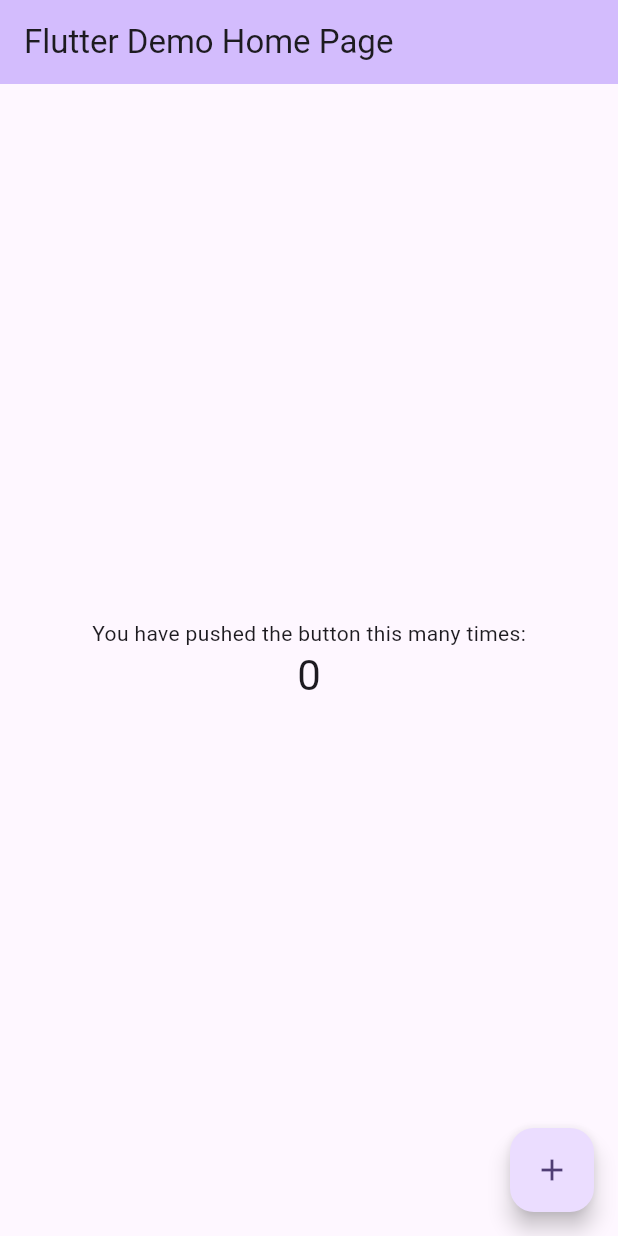
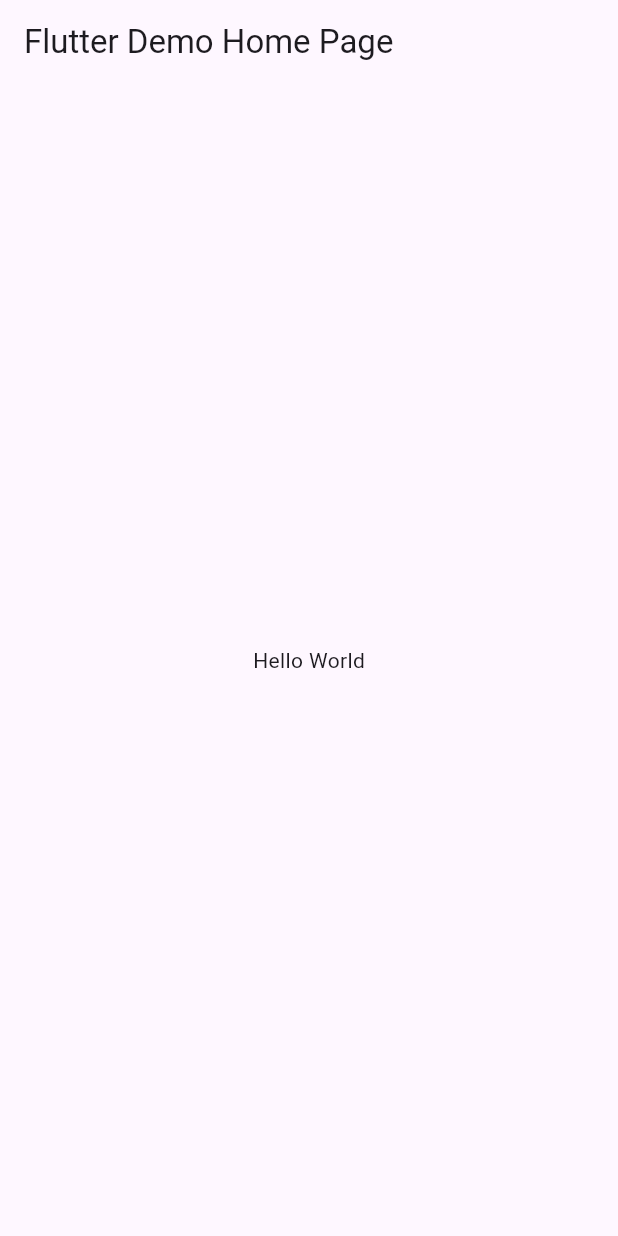
Before and after one commit to sujeet7838/bloc_flutter, a Flutter app: the screen it shows after launch, on a phone screen of 412 x 824 dp. Run offline on Flutter 3.47's test engine with Material 3 defaults, Android fonts, the phone set to English and light mode, and no system bars.

Commit message:
modify code

```diff
--- a/lib/main.dart
+++ b/lib/main.dart
@@ -36,90 +36,20 @@ class MyApp extends StatelessWidget {
   }
 }
 
-class MyHomePage extends StatefulWidget {
+class MyHomePage extends StatelessWidget {
   const MyHomePage({super.key, required this.title});
-
-  // This widget is the home page of your application. It is stateful, meaning
-  // that it has a State object (defined below) that contains fields that affect
-  // how it looks.
-
-  // This class is the configuration for the state. It holds the values (in this
-  // case the title) provided by the parent (in this case the App widget) and
-  // used by the build method of the State. Fields in a Widget subclass are
-  // always marked "final".
 
   final String title;
 
   @override
-  State<MyHomePage> createState() => _MyHomePageState();
-}
-
-class _MyHomePageState extends State<MyHomePage> {
-  int _counter = 0;
-
-  void _incrementCounter() {
-    setState(() {
-      // This call to setState tells the Flutter framework that something has
-      // changed in this State, which causes it to rerun the build method below
-      // so that the display can reflect the updated values. If we changed
-      // _counter without calling setState(), then the build method would not be
-      // called again, and so nothing would appear to happen.
-      _counter++;
-    });
-  }
-
-  @override
   Widget build(BuildContext context) {
-    // This method is rerun every time setState is called, for instance as done
-    // by the _incrementCounter method above.
-    //
-    // The Flutter framework has been optimized to make rerunning build methods
-    // fast, so that you can just rebuild anything that needs updating rather
-    // than having to individually change instances of widgets.
     return Scaffold(
       appBar: AppBar(
-        // TRY THIS: Try changing the color here to a specific color (to
-        // Colors.amber, perhaps?) and trigger a hot reload to see the AppBar
-        // change color while the other colors stay the same.
-        backgroundColor: Theme.of(context).colorScheme.inversePrimary,
-        // Here we take the value from the MyHomePage object that was created by
-        // the App.build method, and use it to set our appbar title.
-        title: Text(widget.title),
+        title: Text(title),
       ),
-      body: Center(
-        // Center is a layout widget. It takes a single child and positions it
-        // in the middle of the parent.
-        child: Column(
-          // Column is also a layout widget. It takes a list of children and
-          // arranges them vertically. By default, it sizes itself to fit its
-          // children horizontally, and tries to be as tall as its parent.
-          //
-          // Column has various properties to control how it sizes itself and
-          // how it positions its children. Here we use mainAxisAlignment to
-          // center the children vertically; the main axis here is the vertical
-          // axis because Columns are vertical (the cross axis would be
-          // horizontal).
-          //
-          // TRY THIS: Invoke "debug painting" (choose the "Toggle Debug Paint"
-          // action in the IDE, or press "p" in the console), to see the
-          // wireframe for each widget.
-          mainAxisAlignment: MainAxisAlignment.center,
-          children: <Widget>[
-            const Text(
-              'You have pushed the button this many times:',
-            ),
-            Text(
-              '$_counter',
-              style: Theme.of(context).textTheme.headlineMedium,
-            ),
-          ],
-        ),
+      body: const Center(
+        child: Text('Hello World'),
       ),
-      floatingActionButton: FloatingActionButton(
-        onPressed: _incrementCounter,
-        tooltip: 'Increment',
-        child: const Icon(Icons.add),
-      ), // This trailing comma makes auto-formatting nicer for build methods.
     );
   }
 }
--- a/pubspec.yaml
+++ b/pubspec.yaml
@@ -34,6 +34,8 @@ dependencies:
   # The following adds the Cupertino Icons font to your application.
   # Use with the CupertinoIcons class for iOS style icons.
   cupertino_icons: ^1.0.8
+
+
 
 dev_dependencies:
   flutter_test:
```
Also changed, not shown: pubspec.lock.
